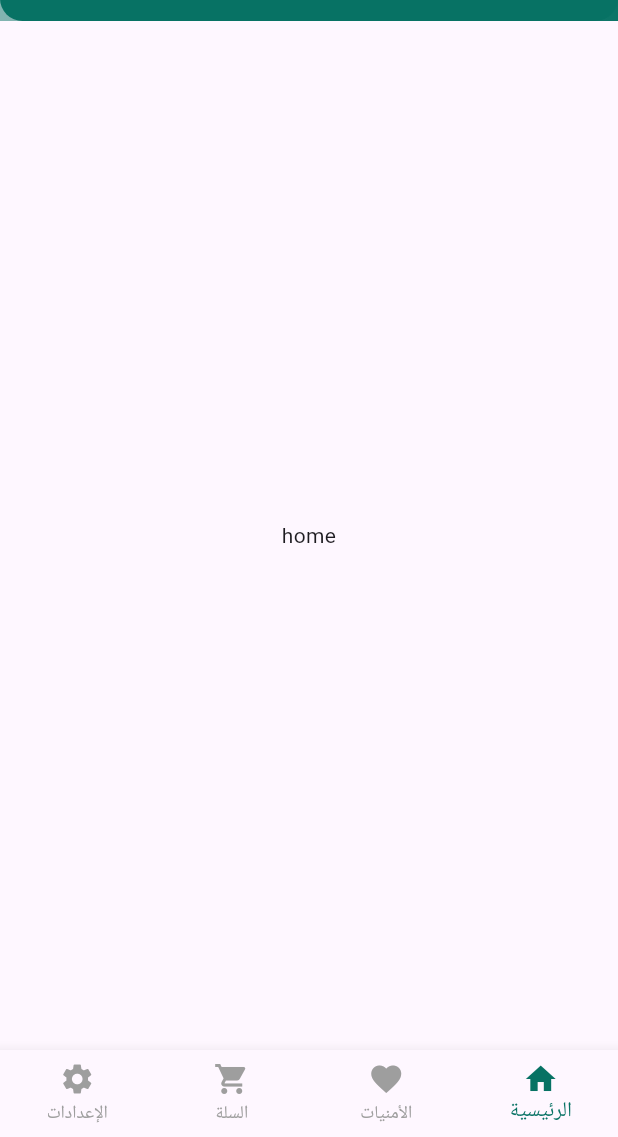
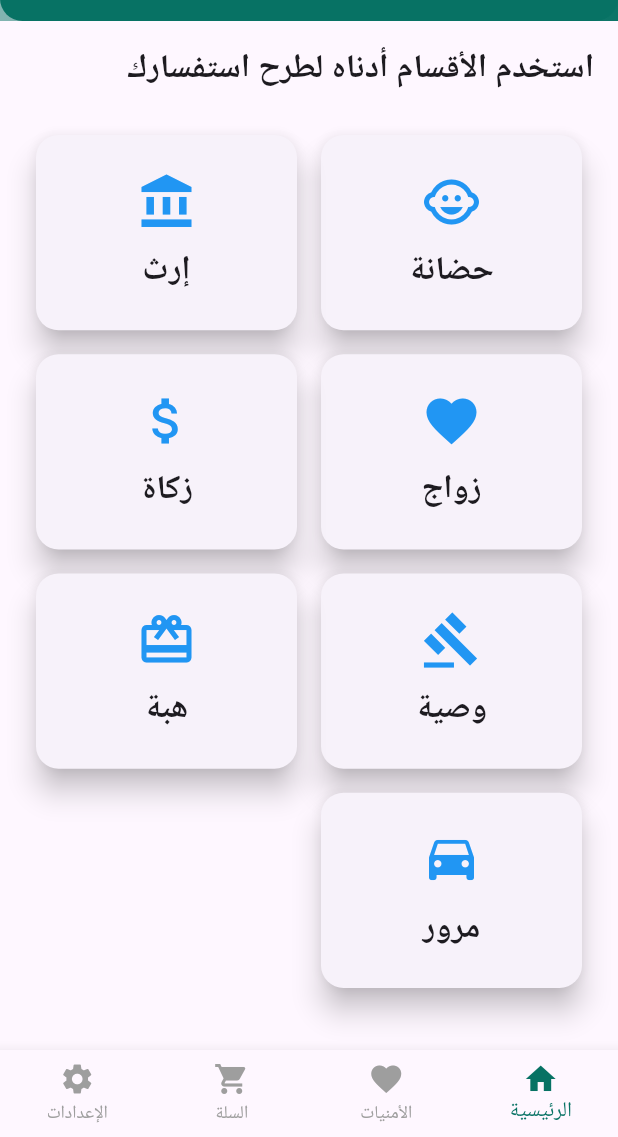
Before and after one commit to zaidmahdidev/best_advisor, a Flutter app: the screen it shows after launch, on a phone screen of 412 x 824 dp, the part 99-1236 px from its top. Run offline on Flutter 3.47's test engine with Material 3 defaults, Android fonts, the phone set to English and light mode, and no system bars; our stand-ins replace google_fonts, google_generative_ai, speech_to_text; Roboto replaces fonts that are missing (Alexandria, Tajawal).

Commit message:
firest page

```diff
--- a/lib/core/layout/layout.dart
+++ b/lib/core/layout/layout.dart
@@ -23,7 +23,7 @@ class _LayoutState extends State<Layout> {
   }
 
   final List<Widget> _page = [
-    HomeScreen(),
+    InquiryPage(),
     AllFavoritesPage(),
     CartPage(),
     OrderPage(),
@@ -147,12 +147,90 @@ class _LayoutState extends State<Layout> {
 
 
 
-class HomeScreen extends StatelessWidget {
-  const HomeScreen({super.key});
+
+class InquiryPage extends StatelessWidget {
+  @override
+  Widget build(BuildContext context) {
+    return Padding(
+      padding: const EdgeInsets.all(16.0),
+      child: Column(
+        crossAxisAlignment: CrossAxisAlignment.start,
+        children: [
+          Text(
+            'استخدم الأقسام أدناه لطرح استفسارك',
+            style: TextStyle(fontSize: 22, fontWeight: FontWeight.w600),
+          ),
+          SizedBox(height: 20),
+          Expanded(
+            child: GridView.count(
+              crossAxisCount: 2,
+              childAspectRatio: 1.3,
+              children: [
+                InquiryCard(title: 'حضانة', icon: Icons.child_care, onTap: () {
+                  // Navigate to حضانة inquiries
+                }),
+                InquiryCard(title: 'إرث', icon: Icons.account_balance, onTap: () {
+                  // Navigate to إرث inquiries
+                }),
+                InquiryCard(title: 'زواج', icon: Icons.favorite, onTap: () {
+                  // Navigate to زواج inquiries
+                }),
+                InquiryCard(title: 'زكاة', icon: Icons.attach_money, onTap: () {
+                  // Navigate to زكاة inquiries
+                }),
+                InquiryCard(title: 'وصية', icon: Icons.gavel, onTap: () {
+                  // Navigate to وصية inquiries
+                }),
+                InquiryCard(title: 'هبة', icon: Icons.card_giftcard, onTap: () {
+                  // Navigate to هبة inquiries
+                }),
+                InquiryCard(title: 'مرور', icon: Icons.drive_eta, onTap: () {
+                  // Navigate to مرور inquiries
+                }),
+              ],
+            ),
+          ),
+        ],
+      ),
+    );
+
+  }
+}
+
+class InquiryCard extends StatelessWidget {
+  final String title;
+  final IconData icon;
+  final VoidCallback onTap;
+
+  InquiryCard({super.key, required this.title, required this.icon, required this.onTap});
 
   @override
   Widget build(BuildContext context) {
-    return Center(child: Text('home'),);
+    return InkWell(
+      onTap: onTap,
+      child: Card(
+        elevation: 8,
+        margin: EdgeInsets.all(8),
+        shape: RoundedRectangleBorder(
+          borderRadius: BorderRadius.circular(15),
+        ),
+        child: Padding(
+          padding: const EdgeInsets.all(16.0),
+          child: Column(
+            mainAxisAlignment: MainAxisAlignment.center,
+            children: [
+              Icon(icon, size: 40, color: Colors.blue),
+              SizedBox(height: 10),
+              Text(
+                title,
+                style: TextStyle(fontSize: 22, fontWeight: FontWeight.bold),
+                textAlign: TextAlign.center,
+              ),
+            ],
+          ),
+        ),
+      ),
+    );
   }
 }
 
--- a/pubspec.yaml
+++ b/pubspec.yaml
@@ -40,6 +40,7 @@ dependencies:
   intl: ^0.19.0
   speech_to_text: ^6.6.2
   flutter_localization: ^0.3.0
+  cached_network_image: ^3.4.1
 
 dev_dependencies:
   flutter_test:
```
Also changed, not shown: pubspec.lock, 2 other files.
